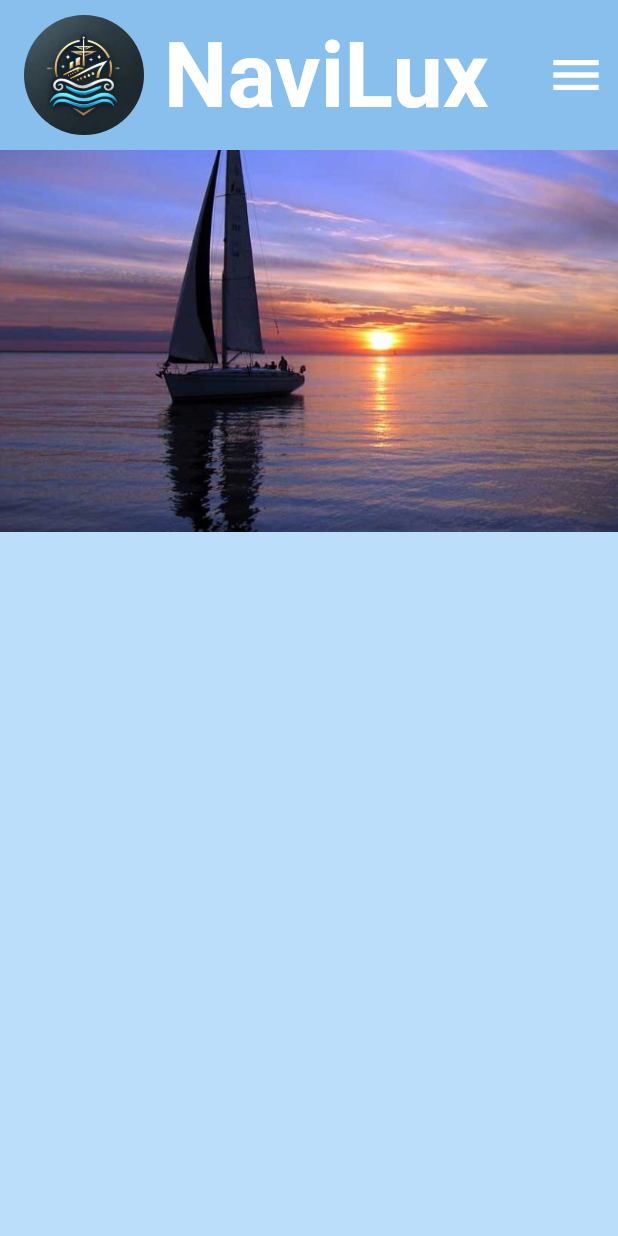
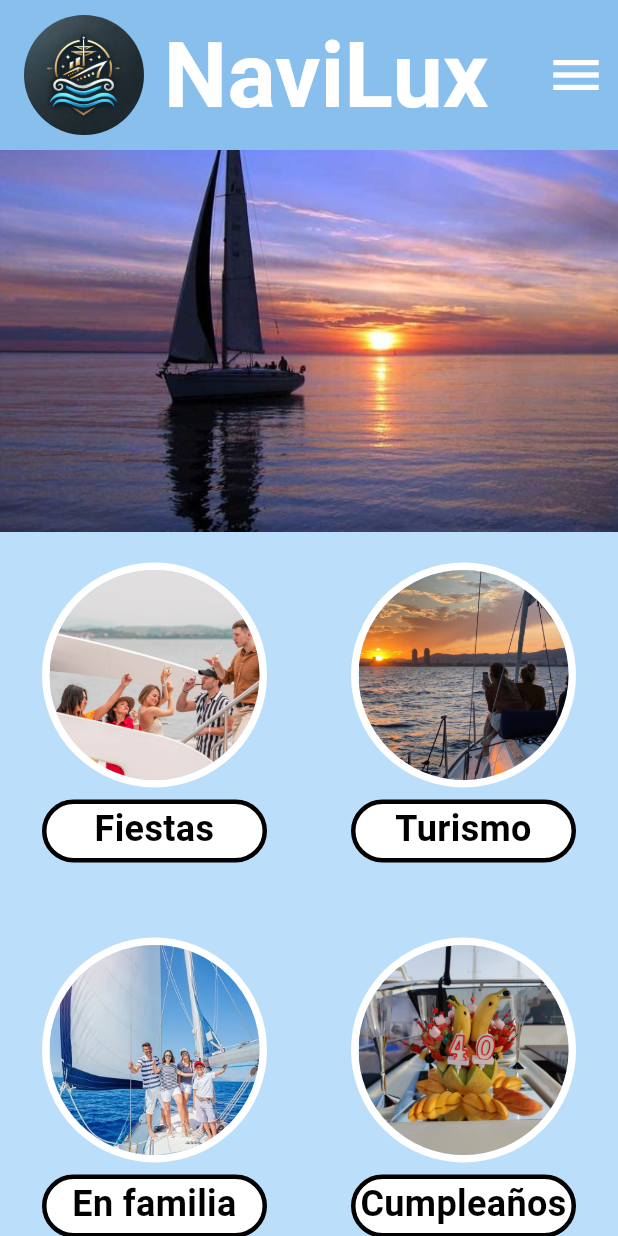
Before and after one commit to KilianGonzalez/ProyectoAppBarcos, a Flutter app: the screen it shows after launch, on a phone screen of 412 x 824 dp. Run offline on Flutter 3.47's test engine with Material 3 defaults, Android fonts, the phone set to English and light mode, and no system bars.

Commit message:
Botones actividades pag principal

```diff
--- /dev/null
+++ b/lib/components/actividades.dart
@@ -0,0 +1,66 @@
+import 'package:flutter/material.dart';
+
+class Actividades extends StatelessWidget {
+
+  final String rutafoto;
+  final String textoboton;
+
+  Actividades({
+    super.key,
+    required this.rutafoto,
+    required this.textoboton,
+  });
+
+  @override
+  Widget build(BuildContext context) {
+    return Column(
+      children: [
+        Padding(
+          padding: const EdgeInsets.only(top: 20),
+          child: Container(
+            height: 150,
+            width: 150,
+            decoration: BoxDecoration(
+              borderRadius: BorderRadius.circular(500),
+              border: Border.all(
+                color: Colors.white,
+                width: 5,
+                style: BorderStyle.solid,
+              )
+            ),
+            child: ClipOval(
+              child: Image.asset(
+                rutafoto,
+                fit: BoxFit.cover,
+              ),
+            ),
+          ),
+        ),
+        Padding(
+          padding: const EdgeInsets.only(top: 8, bottom: 30),
+          child: Container(
+            height: 42,
+            width: 150,
+            decoration: BoxDecoration(
+              color: Colors.white,
+              borderRadius: BorderRadius.circular(25),
+              border: Border.all(
+                width: 3,
+                color: Colors.black,
+              ),
+            ),
+            child: Text(
+              textoboton,
+              textAlign: TextAlign.center,
+              style: TextStyle(
+                fontWeight: FontWeight.bold,
+                color: Colors.black,
+                fontSize: 24,
+              ),
+            ),
+          ),
+        ),
+      ],
+    );
+  }
+}
--- a/lib/pages/paginaprincipal.dart
+++ b/lib/pages/paginaprincipal.dart
@@ -1,4 +1,5 @@
 import 'package:flutter/material.dart';
+import 'package:proyectoappbarcos/components/actividades.dart';
 import 'package:proyectoappbarcos/components/appbar.dart';
 import 'package:proyectoappbarcos/components/drawerpers.dart';
 
@@ -8,14 +9,13 @@ class Paginaprincipal extends StatelessWidget {
   @override
   Widget build(BuildContext context) {
     return Scaffold(
+      //Appbar
       appBar: AppbarP(),
       endDrawer: Drawerpers(),
 
       backgroundColor: Colors.blue[100],
       body: ListView(
         children: [
-          //Appbar
-
           //Container con imagen
           Container(
             width: double.infinity,
@@ -24,6 +24,26 @@ class Paginaprincipal extends StatelessWidget {
               fit: BoxFit.cover,
             ),
           ),
+
+          //Container con las actividades disponibles
+          Column(
+            children: [
+              Row(
+                mainAxisAlignment: MainAxisAlignment.spaceAround,
+                children: [
+                  Actividades(rutafoto: "lib/assets/act1.jpeg", textoboton: "Fiestas",),
+                  Actividades(rutafoto: "lib/assets/act2.jpg", textoboton: "Turismo",),
+                ],
+              ),
+              Row(
+                mainAxisAlignment: MainAxisAlignment.spaceAround,
+                children: [
+                  Actividades(rutafoto: "lib/assets/act3.webp", textoboton: "En familia"),
+                  Actividades(rutafoto: "lib/assets/act4.jpeg", textoboton: "Cumpleaños"),
+                ],
+              ),
+            ],
+          ),
         ],
       ),
     );
```
Also changed, not shown: lib/assets/act1.jpeg (added), lib/assets/act2.jpg (added), lib/assets/act3.webp (added), lib/assets/act4.jpeg (added), lib/pages/g.dart (deleted).
